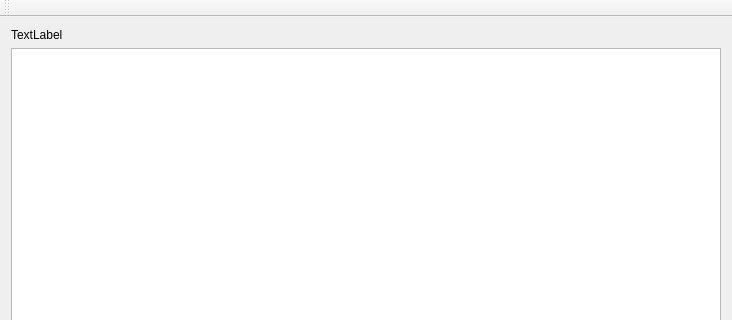
Qt form MainWindow.ui (afigegoznaet/KDETrashWidget) before a commit; both pictures show x 0 to 732 and y 0 to 320 of the 732 by 515 pixel window.
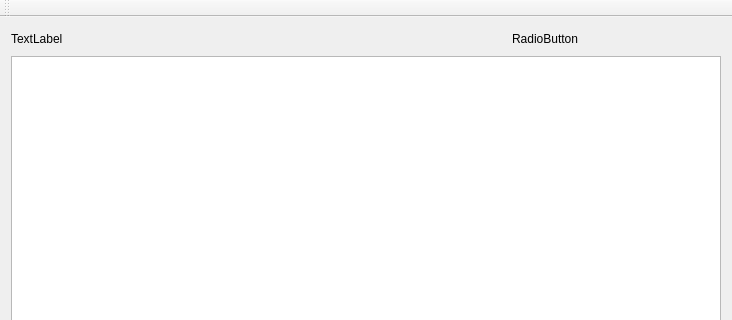
The same form after that commit. Custom widgets are drawn as their Qt base class.

```diff
--- a/MainWindow.ui
+++ b/MainWindow.ui
@@ -19,11 +19,28 @@
      <widget class="QTrashTableView" name="tableView"/>
     </item>
     <item row="0" column="0">
+     <layout class="QHBoxLayout" name="horizontalLayout">
+      <item>
      <widget class="QLabel" name="label">
       <property name="text">
        <string>TextLabel</string>
       </property>
      </widget>
+      </item>
+      <item>
+       <widget class="QPushButton" name="pushButton">
+        <property name="text">
+         <string>RadioButton</string>
+        </property>
+        <property name="flat">
+         <bool>true</bool>
+        </property>
+       </widget>
+      </item>
+     </layout>
+    </item>
+    <item row="1" column="0">
+     <widget class="QTrashTableView" name="tableView"/>
     </item>
    </layout>
   </widget>
```
Left out of the diff: 3 changed lines with no effect on the pictures. Lines whose indentation alone changed are shown as unchanged.
